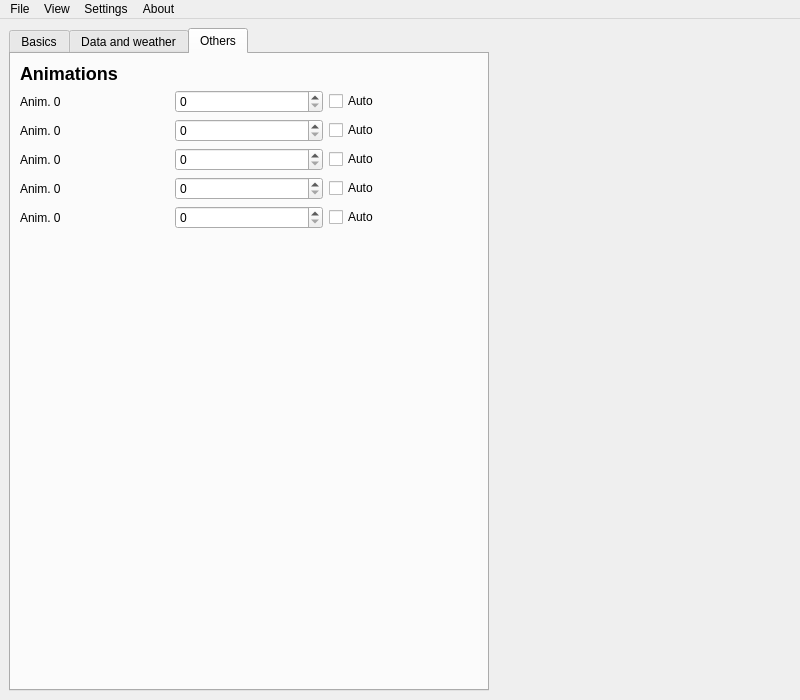
melianmiko/mibandpreview, file mibandpreview_qt/qt/app.ui: the form before one commit.
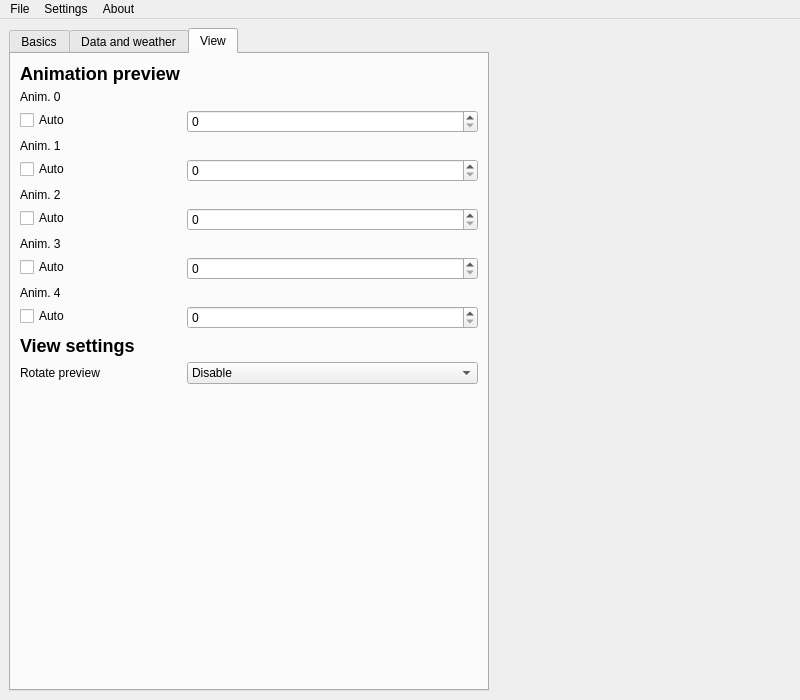
The form after the commit.

Commit message: Rotate setting moved to View tab

The edit to the form file:
```diff
--- a/mibandpreview_qt/qt/app.ui
+++ b/mibandpreview_qt/qt/app.ui
@@ -684,125 +684,141 @@
         </widget>
         <widget class="QWidget" name="tab">
          <attribute name="title">
-          <string>Others</string>
+          <string>View</string>
          </attribute>
-         <layout class="QVBoxLayout" name="verticalLayout_4">
-          <item>
+         <layout class="QFormLayout" name="formLayout_5">
+          <item row="0" column="0">
            <widget class="QLabel" name="label_5">
             <property name="text">
-             <string>&lt;h2&gt;Animations&lt;/h2&gt;</string>
+             <string>&lt;html&gt;&lt;head/&gt;&lt;body&gt;&lt;h2 style=&quot; margin-top:16px; margin-bottom:12px; margin-left:0px; margin-right:0px; -qt-block-indent:0; text-indent:0px;&quot;&gt;&lt;span style=&quot; font-size:x-large; font-weight:600;&quot;&gt;Animation preview&lt;/span&gt;&lt;/h2&gt;&lt;/body&gt;&lt;/html&gt;</string>
             </property>
             <property name="textFormat">
              <enum>Qt::RichText</enum>
             </property>
            </widget>
           </item>
-          <item>
-           <layout class="QHBoxLayout" name="anim_root_0">
-            <item>
+          <item row="1" column="0">
              <widget class="QLabel" name="label_11">
               <property name="text">
                <string>Anim. 0</string>
               </property>
              </widget>
             </item>
-            <item>
-             <widget class="QSpinBox" name="anim_frame_0"/>
-            </item>
-            <item>
-             <widget class="QCheckBox" name="anim_play_0">
-              <property name="text">
-               <string>Auto</string>
-              </property>
-             </widget>
-            </item>
-           </layout>
-          </item>
-          <item>
-           <layout class="QHBoxLayout" name="anim_root_1">
-            <item>
+          <item row="3" column="0">
              <widget class="QLabel" name="label_12">
               <property name="text">
-               <string>Anim. 0</string>
+             <string>Anim. 1</string>
               </property>
              </widget>
             </item>
-            <item>
-             <widget class="QSpinBox" name="anim_frame_1"/>
-            </item>
-            <item>
+          <item row="4" column="0">
              <widget class="QCheckBox" name="anim_play_1">
               <property name="text">
                <string>Auto</string>
               </property>
              </widget>
             </item>
-           </layout>
+          <item row="2" column="0">
+           <widget class="QCheckBox" name="anim_play_0">
+            <property name="text">
+             <string>Auto</string>
+            </property>
+           </widget>
           </item>
-          <item>
-           <layout class="QHBoxLayout" name="anim_root_2">
-            <item>
+          <item row="2" column="1">
+           <widget class="QSpinBox" name="anim_frame_0"/>
+          </item>
+          <item row="4" column="1">
+           <widget class="QSpinBox" name="anim_frame_1"/>
+          </item>
+          <item row="5" column="0">
              <widget class="QLabel" name="label_13">
               <property name="text">
-               <string>Anim. 0</string>
+             <string>Anim. 2</string>
               </property>
              </widget>
             </item>
-            <item>
-             <widget class="QSpinBox" name="anim_frame_2"/>
-            </item>
-            <item>
+          <item row="6" column="0">
              <widget class="QCheckBox" name="anim_play_2">
               <property name="text">
                <string>Auto</string>
               </property>
              </widget>
             </item>
-           </layout>
+          <item row="6" column="1">
+           <widget class="QSpinBox" name="anim_frame_2"/>
           </item>
-          <item>
-           <layout class="QHBoxLayout" name="anim_root_3">
-            <item>
+          <item row="7" column="0">
              <widget class="QLabel" name="label_14">
               <property name="text">
-               <string>Anim. 0</string>
+             <string>Anim. 3</string>
               </property>
              </widget>
             </item>
-            <item>
-             <widget class="QSpinBox" name="anim_frame_3"/>
-            </item>
-            <item>
+          <item row="8" column="0">
              <widget class="QCheckBox" name="anim_play_3">
               <property name="text">
                <string>Auto</string>
               </property>
              </widget>
             </item>
-           </layout>
+          <item row="8" column="1">
+           <widget class="QSpinBox" name="anim_frame_3"/>
           </item>
-          <item>
-           <layout class="QHBoxLayout" name="anim_root_4">
-            <item>
+          <item row="9" column="0">
              <widget class="QLabel" name="label_15">
               <property name="text">
-               <string>Anim. 0</string>
+             <string>Anim. 4</string>
               </property>
              </widget>
             </item>
-            <item>
-             <widget class="QSpinBox" name="anim_frame_4"/>
-            </item>
-            <item>
+          <item row="10" column="0">
              <widget class="QCheckBox" name="anim_play_4">
               <property name="text">
                <string>Auto</string>
               </property>
              </widget>
             </item>
-           </layout>
+          <item row="10" column="1">
+           <widget class="QSpinBox" name="anim_frame_4"/>
           </item>
+          <item row="11" column="0">
+           <widget class="QLabel" name="label_7">
+            <property name="text">
+             <string>&lt;html&gt;&lt;head/&gt;&lt;body&gt;&lt;h2 style=&quot; margin-top:16px; margin-bottom:12px; margin-left:0px; margin-right:0px; -qt-block-indent:0; text-indent:0px;&quot;&gt;&lt;span style=&quot; font-size:x-large; font-weight:600;&quot;&gt;View settings&lt;/span&gt;&lt;/h2&gt;&lt;/body&gt;&lt;/html&gt;</string>
+            </property>
+            <property name="textFormat">
+             <enum>Qt::RichText</enum>
+            </property>
+           </widget>
+          </item>
+          <item row="12" column="0">
+           <widget class="QLabel" name="label_16">
+            <property name="text">
+             <string>Rotate preview</string>
+            </property>
+           </widget>
+          </item>
+          <item row="12" column="1">
+           <widget class="QComboBox" name="rotate_settings">
           <item>
+             <property name="text">
+              <string>Disable</string>
+             </property>
+            </item>
+            <item>
+             <property name="text">
+              <string>Horizontal, left hand</string>
+             </property>
+            </item>
+            <item>
+             <property name="text">
+              <string>Horizontal, right hand</string>
+             </property>
+            </item>
+           </widget>
+          </item>
+          <item row="13" column="0">
            <spacer name="verticalSpacer_2">
             <property name="orientation">
              <enum>Qt::Vertical</enum>
@@ -854,7 +870,7 @@
      <x>0</x>
      <y>0</y>
      <width>800</width>
-     <height>28</height>
+     <height>31</height>
     </rect>
    </property>
    <widget class="QMenu" name="menu_file">
@@ -888,16 +904,7 @@
     <addaction name="separator"/>
     <addaction name="action_wipe"/>
    </widget>
-   <widget class="QMenu" name="menu_view">
-    <property name="title">
-     <string>View</string>
-    </property>
-    <addaction name="rotate_0"/>
-    <addaction name="rotate_270"/>
-    <addaction name="rotate_90"/>
-   </widget>
    <addaction name="menu_file"/>
-   <addaction name="menu_view"/>
    <addaction name="menuSettings"/>
    <addaction name="menu_about"/>
   </widget>
```
Left out of the diff: 213 changed lines with no effect on the pictures. Lines whose indentation alone changed are shown as unchanged. The commit also changes 4 other files.
